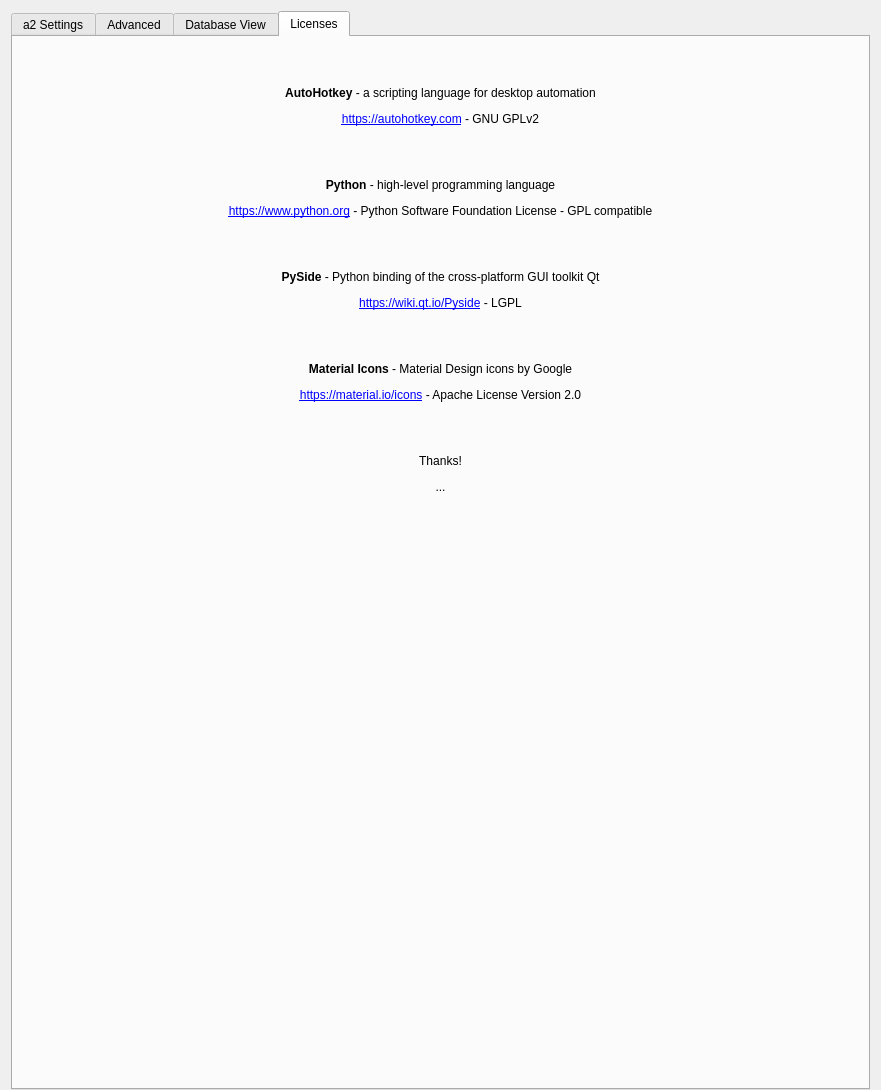
Old version of the form ui/a2widget/a2settings_view.ui in the repository ewerybody/a2.
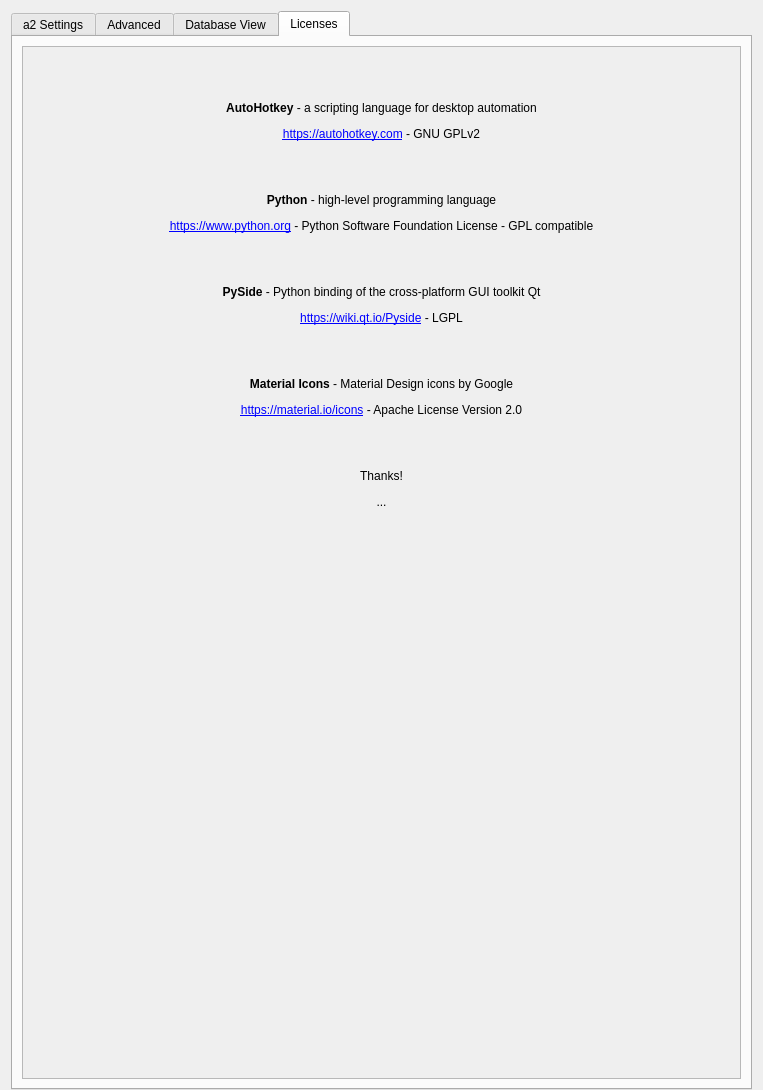
New version of the form. The open tabs and pages were chosen to show the change. Icons and pictures are not drawn. Custom widgets are drawn as their Qt base class.

Commit message: filled the lisenses tab

Patch:
```diff
--- a/ui/a2widget/a2settings_view.ui
+++ b/ui/a2widget/a2settings_view.ui
@@ -6,7 +6,7 @@
    <rect>
     <x>0</x>
     <y>0</y>
-    <width>881</width>
+    <width>763</width>
     <height>1090</height>
    </rect>
   </property>
@@ -383,13 +383,47 @@
       </attribute>
       <layout class="QVBoxLayout" name="verticalLayout_2">
        <item>
-        <widget class="QLabel" name="label">
-         <property name="text">
-          <string>&lt;html&gt;&lt;head/&gt;&lt;body&gt;&lt;p align=&quot;center&quot;&gt;&lt;br/&gt;&lt;/p&gt;&lt;p align=&quot;center&quot;&gt;&lt;span style=&quot; font-weight:600;&quot;&gt;AutoHotkey&lt;/span&gt; - a scripting language for desktop automation&lt;/p&gt;&lt;p align=&quot;center&quot;&gt;&lt;a href=&quot;https://autohotkey.com&quot;&gt;&lt;span style=&quot; text-decoration: underline; color:#0000ff;&quot;&gt;https://autohotkey.com&lt;/span&gt;&lt;/a&gt; - GNU GPLv2&lt;/p&gt;&lt;p align=&quot;center&quot;&gt;&lt;br/&gt;&lt;/p&gt;&lt;p align=&quot;center&quot;&gt;&lt;span style=&quot; font-weight:600;&quot;&gt;Python&lt;/span&gt; - high-level programming language&lt;/p&gt;&lt;p align=&quot;center&quot;&gt;&lt;a href=&quot;https://www.python.org/&quot;&gt;&lt;span style=&quot; text-decoration: underline; color:#0000ff;&quot;&gt;https://www.python.org&lt;/span&gt;&lt;/a&gt; - Python Software Foundation License - GPL compatible&lt;/p&gt;&lt;p align=&quot;center&quot;&gt;&lt;br/&gt;&lt;/p&gt;&lt;p align=&quot;center&quot;&gt;&lt;span style=&quot; font-weight:600;&quot;&gt;PySide&lt;/span&gt; - Python binding of the cross-platform GUI toolkit Qt&lt;/p&gt;&lt;p align=&quot;center&quot;&gt;&lt;a href=&quot;https://wiki.qt.io/Pyside&quot;&gt;&lt;span style=&quot; text-decoration: underline; color:#0000ff;&quot;&gt;https://wiki.qt.io/Pyside&lt;/span&gt;&lt;/a&gt; - LGPL&lt;/p&gt;&lt;p align=&quot;center&quot;&gt;&lt;br/&gt;&lt;/p&gt;&lt;p align=&quot;center&quot;&gt;&lt;span style=&quot; font-weight:600;&quot;&gt;Material Icons&lt;/span&gt; - Material Design icons by Google&lt;/p&gt;&lt;p align=&quot;center&quot;&gt;&lt;a href=&quot;https://material.io/icons&quot;&gt;&lt;span style=&quot; text-decoration: underline; color:#0000ff;&quot;&gt;https://material.io/icons&lt;/span&gt;&lt;/a&gt; - Apache License Version 2.0&lt;/p&gt;&lt;p align=&quot;center&quot;&gt;&lt;br/&gt;&lt;/p&gt;&lt;p align=&quot;center&quot;&gt;Thanks!&lt;/p&gt;&lt;p align=&quot;center&quot;&gt;...&lt;/p&gt;&lt;/body&gt;&lt;/html&gt;</string>
+        <widget class="QScrollArea" name="scrollArea">
+         <property name="horizontalScrollBarPolicy">
+          <enum>Qt::ScrollBarAlwaysOff</enum>
          </property>
-         <property name="alignment">
-          <set>Qt::AlignLeading|Qt::AlignLeft|Qt::AlignTop</set>
+         <property name="widgetResizable">
+          <bool>true</bool>
          </property>
+         <widget class="QWidget" name="scrollAreaWidgetContents">
+          <property name="geometry">
+           <rect>
+            <x>0</x>
+            <y>0</y>
+            <width>719</width>
+            <height>1035</height>
+           </rect>
+          </property>
+          <layout class="QVBoxLayout" name="verticalLayout_4">
+           <property name="spacing">
+            <number>0</number>
+           </property>
+           <property name="margin">
+            <number>0</number>
+           </property>
+           <item>
+            <widget class="QLabel" name="a2license_text">
+             <property name="autoFillBackground">
+              <bool>false</bool>
+             </property>
+             <property name="text">
+              <string>&lt;html&gt;&lt;head/&gt;&lt;body&gt;&lt;p align=&quot;center&quot;&gt;&lt;br/&gt;&lt;/p&gt;&lt;p align=&quot;center&quot;&gt;&lt;img src=&quot;res/logo_ahk.png&quot;/&gt;&lt;br/&gt;&lt;span style=&quot; font-weight:600;&quot;&gt;AutoHotkey&lt;/span&gt; - a scripting language for desktop automation&lt;/p&gt;&lt;p align=&quot;center&quot;&gt;&lt;a href=&quot;https://autohotkey.com&quot;&gt;&lt;span style=&quot; text-decoration: underline; color:#0000ff;&quot;&gt;https://autohotkey.com&lt;/span&gt;&lt;/a&gt; - GNU GPLv2&lt;/p&gt;&lt;p align=&quot;center&quot;&gt;&lt;br/&gt;&lt;/p&gt;&lt;p align=&quot;center&quot;&gt;&lt;img src=&quot;res/logo_python.png&quot;/&gt;&lt;/p&gt;&lt;p align=&quot;center&quot;&gt;&lt;span style=&quot; font-weight:600;&quot;&gt;Python&lt;/span&gt; - high-level programming language&lt;/p&gt;&lt;p align=&quot;center&quot;&gt;&lt;a href=&quot;https://www.python.org/&quot;&gt;&lt;span style=&quot; text-decoration: underline; color:#0000ff;&quot;&gt;https://www.python.org&lt;/span&gt;&lt;/a&gt; - Python Software Foundation License - GPL compatible&lt;/p&gt;&lt;p align=&quot;center&quot;&gt;&lt;br/&gt;&lt;/p&gt;&lt;p align=&quot;center&quot;&gt;&lt;img src=&quot;res/logo_pyside.png&quot;/&gt;&lt;/p&gt;&lt;p align=&quot;center&quot;&gt;&lt;span style=&quot; font-weight:600;&quot;&gt;PySide&lt;/span&gt; - Python binding of the cross-platform GUI toolkit Qt&lt;/p&gt;&lt;p align=&quot;center&quot;&gt;&lt;a href=&quot;https://wiki.qt.io/Pyside&quot;&gt;&lt;span style=&quot; text-decoration: underline; color:#0000ff;&quot;&gt;https://wiki.qt.io/Pyside&lt;/span&gt;&lt;/a&gt; - LGPL&lt;/p&gt;&lt;p align=&quot;center&quot;&gt;&lt;br/&gt;&lt;/p&gt;&lt;p align=&quot;center&quot;&gt;&lt;img src=&quot;res/logo_material.png&quot;/&gt;&lt;/p&gt;&lt;p align=&quot;center&quot;&gt;&lt;span style=&quot; font-weight:600;&quot;&gt;Material Icons&lt;/span&gt; - Material Design icons by Google&lt;/p&gt;&lt;p align=&quot;center&quot;&gt;&lt;a href=&quot;https://material.io/icons&quot;&gt;&lt;span style=&quot; text-decoration: underline; color:#0000ff;&quot;&gt;https://material.io/icons&lt;/span&gt;&lt;/a&gt; - Apache License Version 2.0&lt;/p&gt;&lt;p align=&quot;center&quot;&gt;&lt;br/&gt;&lt;/p&gt;&lt;p align=&quot;center&quot;&gt;Thanks!&lt;/p&gt;&lt;p align=&quot;center&quot;&gt;...&lt;/p&gt;&lt;/body&gt;&lt;/html&gt;</string>
+             </property>
+             <property name="alignment">
+              <set>Qt::AlignLeading|Qt::AlignLeft|Qt::AlignTop</set>
+             </property>
+             <property name="wordWrap">
+              <bool>true</bool>
+             </property>
+            </widget>
+           </item>
+          </layout>
+         </widget>
         </widget>
        </item>
       </layout>
```
The commit also changes 6 other files.
